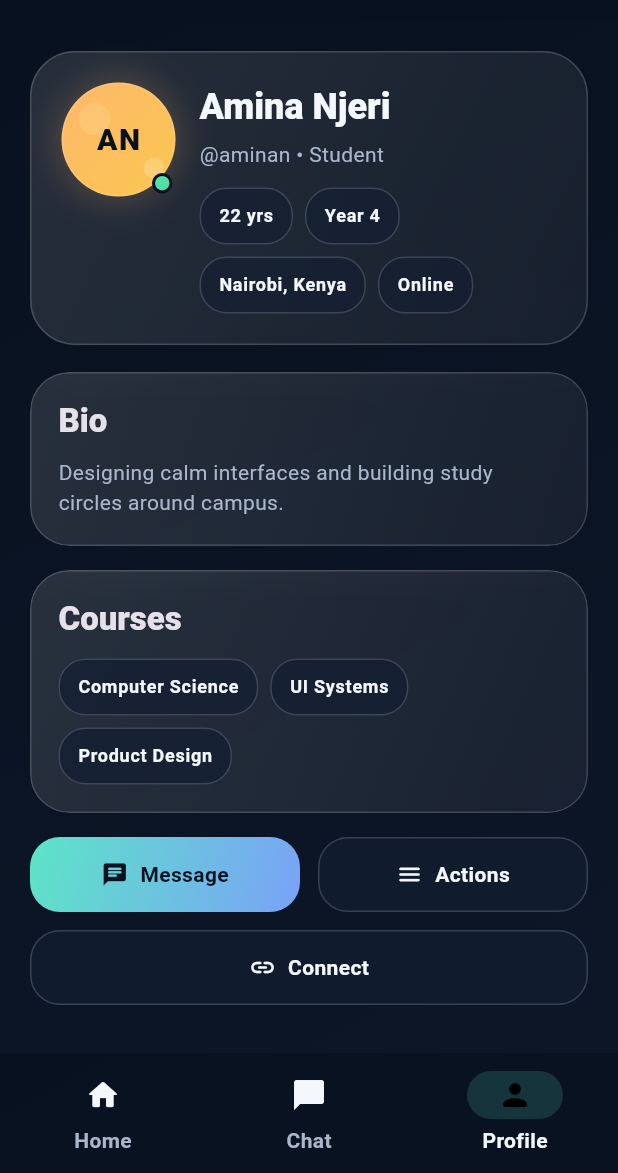
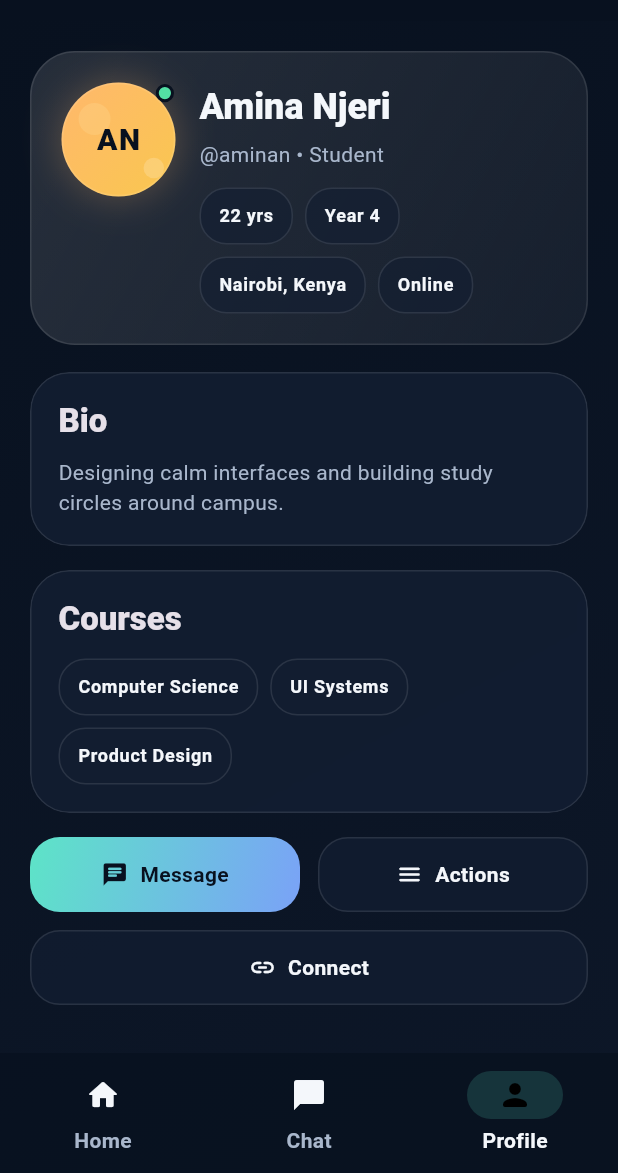
Before and after one commit to gregory656/gracy-cross-platform, a Flutter app: the screen it shows after launch, after a tap on "AN", on a phone screen of 412 x 824 dp, the part 63-1236 px from its top. Run offline on Flutter 3.47's test engine with Material 3 defaults, Android fonts, the phone set to English and light mode, and no system bars; our stand-ins replace flutter_riverpod, go_router.

Commit message:
THEME RECTIFICATION

```diff
--- a/lib/core/constants/app_constants.dart
+++ b/lib/core/constants/app_constants.dart
@@ -8,7 +8,7 @@ class AppConstants {
   static const double cardRadius = 26;
   static const double chipRadius = 18;
   static const double avatarRadius = 24;
-  static const double blurSigma = 18;
+  static const double blurSigma = 10;
 
   static const EdgeInsets screenPadding = EdgeInsets.all(pagePadding);
   static const EdgeInsets cardPadding = EdgeInsets.all(18);
--- a/lib/core/theme/app_colors.dart
+++ b/lib/core/theme/app_colors.dart
@@ -7,7 +7,7 @@ class AppColors {
   static const Color backgroundAlt = Color(0xFF0D1728);
   static const Color surface = Color(0xFF121D31);
   static const Color surfaceElevated = Color(0xFF17253D);
-  static const Color outline = Color(0x2AFFFFFF);
+  static const Color outline = Color(0x1AFFFFFF);
   static const Color textPrimary = Color(0xFFF4F7FB);
   static const Color textSecondary = Color(0xFFA9B7CC);
   static const Color accentCyan = Color(0xFF5DE4C7);
--- a/lib/core/theme/app_theme.dart
+++ b/lib/core/theme/app_theme.dart
@@ -46,18 +46,18 @@ class AppTheme {
       ),
       inputDecorationTheme: InputDecorationTheme(
         filled: true,
-        fillColor: AppColors.surface.withValues(alpha: 0.65),
+        fillColor: AppColors.surface.withValues(alpha: 0.86),
         hintStyle: const TextStyle(color: AppColors.textSecondary),
         border: OutlineInputBorder(
-          borderRadius: BorderRadius.circular(22),
+          borderRadius: BorderRadius.circular(20),
           borderSide: const BorderSide(color: AppColors.outline),
         ),
         enabledBorder: OutlineInputBorder(
-          borderRadius: BorderRadius.circular(22),
+          borderRadius: BorderRadius.circular(20),
           borderSide: const BorderSide(color: AppColors.outline),
         ),
         focusedBorder: OutlineInputBorder(
-          borderRadius: BorderRadius.circular(22),
+          borderRadius: BorderRadius.circular(20),
           borderSide: const BorderSide(color: AppColors.accentCyan),
         ),
       ),
--- a/lib/features/home/presentation/home_screen.dart
+++ b/lib/features/home/presentation/home_screen.dart
@@ -32,6 +32,7 @@ class _HomeScreenState extends ConsumerState<HomeScreen> {
   @override
   Widget build(BuildContext context) {
     final List<UserModel> users = ref.watch(mockUsersProvider);
+    final UserModel headerUser = users.first;
     final List<UserModel> filteredUsers = users.where((UserModel user) {
       final String query = _query.toLowerCase().trim();
       if (query.isEmpty) {
@@ -71,28 +72,31 @@ class _HomeScreenState extends ConsumerState<HomeScreen> {
               child: ListView(
                 padding: AppConstants.screenPadding,
                 children: <Widget>[
-                  const HomeHeader(),
-                  const SizedBox(height: 22),
+                  HomeHeader(user: headerUser),
+                  const SizedBox(height: 18),
                   CustomTextField(
                     controller: _searchController,
-                    hintText: 'Scan QR / Enter Join Code',
+                    hintText: 'Scan QR or enter join code',
                     prefixIcon: Icons.qr_code_scanner_rounded,
+                    height: 48,
                     onChanged: (String value) {
                       setState(() {
                         _query = value;
                       });
                     },
                   ),
-                  const SizedBox(height: 18),
+                  const SizedBox(height: 16),
                   _QuickStats(users.length),
-                  const SizedBox(height: 18),
+                  const SizedBox(height: 16),
                   Row(
                     mainAxisAlignment: MainAxisAlignment.spaceBetween,
                     children: <Widget>[
                       Text(
                         'Recommended Profiles',
                         style: Theme.of(context).textTheme.titleLarge?.copyWith(
+                              fontSize: 17,
                               fontWeight: FontWeight.w800,
+                              letterSpacing: 0.2,
                             ),
                       ),
                       Text(
@@ -187,12 +191,7 @@ class _StatCard extends StatelessWidget {
       padding: const EdgeInsets.all(16),
       decoration: BoxDecoration(
         borderRadius: BorderRadius.circular(24),
-        gradient: LinearGradient(
-          colors: <Color>[
-            accent.withValues(alpha: 0.24),
-            AppColors.surface.withValues(alpha: 0.72),
-          ],
-        ),
+        color: AppColors.surface.withValues(alpha: 0.88),
         border: Border.all(color: AppColors.outline),
       ),
       child: Column(
@@ -210,6 +209,14 @@ class _StatCard extends StatelessWidget {
             style: Theme.of(context).textTheme.labelMedium?.copyWith(
                   color: AppColors.textSecondary,
                 ),
+          ),
+          const SizedBox(height: 12),
+          Container(
+            height: 3,
+            decoration: BoxDecoration(
+              color: accent.withValues(alpha: 0.85),
+              borderRadius: BorderRadius.circular(99),
+            ),
           ),
         ],
       ),
@@ -237,8 +244,8 @@ class _GlowBlob extends StatelessWidget {
         boxShadow: <BoxShadow>[
           BoxShadow(
             color: color,
-            blurRadius: 80,
-            spreadRadius: 20,
+            blurRadius: 36,
+            spreadRadius: 6,
           ),
         ],
       ),
--- a/lib/features/home/widgets/home_header.dart
+++ b/lib/features/home/widgets/home_header.dart
@@ -1,13 +1,24 @@
 import 'package:flutter/material.dart';
 
 import '../../../core/theme/app_colors.dart';
+import '../../../shared/models/user_model.dart';
+import '../../../shared/widgets/user_avatar.dart';
 
 class HomeHeader extends StatelessWidget {
-  const HomeHeader({super.key});
+  const HomeHeader({
+    super.key,
+    required this.user,
+  });
+
+  final UserModel user;
 
   @override
   Widget build(BuildContext context) {
-    return Column(
+    return Row(
+      crossAxisAlignment: CrossAxisAlignment.start,
+      children: <Widget>[
+        Expanded(
+          child: Column(
             crossAxisAlignment: CrossAxisAlignment.start,
             children: <Widget>[
               Text(
@@ -15,9 +26,10 @@ class HomeHeader extends StatelessWidget {
                 style: Theme.of(context).textTheme.headlineLarge?.copyWith(
                       fontSize: 34,
                       fontWeight: FontWeight.w900,
+                      letterSpacing: 2.0,
                     ),
               ),
-        const SizedBox(height: 10),
+              const SizedBox(height: 8),
               Text(
                 'A private academic network for students and alumni.',
                 style: Theme.of(context).textTheme.bodyMedium?.copyWith(
@@ -26,6 +38,30 @@ class HomeHeader extends StatelessWidget {
                     ),
               ),
             ],
+          ),
+        ),
+        const SizedBox(width: 16),
+        Column(
+          crossAxisAlignment: CrossAxisAlignment.end,
+          children: <Widget>[
+            UserAvatar(
+              user: user,
+              size: 48,
+              fontSize: 16,
+              showRing: true,
+            ),
+            const SizedBox(height: 10),
+            Text(
+              user.isOnline ? 'Online now' : 'Away',
+              style: Theme.of(context).textTheme.labelMedium?.copyWith(
+                    color: user.isOnline ? AppColors.success : AppColors.textSecondary,
+                    fontWeight: FontWeight.w700,
+                    letterSpacing: 0.2,
+                  ),
+            ),
+          ],
+        ),
+      ],
     );
   }
 }
--- a/lib/shared/widgets/custom_text_field.dart
+++ b/lib/shared/widgets/custom_text_field.dart
@@ -10,6 +10,7 @@ class CustomTextField extends StatelessWidget {
     this.suffixIcon,
     this.keyboardType,
     this.readOnly = false,
+    this.height = 48,
   });
 
   final String hintText;
@@ -19,10 +20,13 @@ class CustomTextField extends StatelessWidget {
   final Widget? suffixIcon;
   final TextInputType? keyboardType;
   final bool readOnly;
+  final double height;
 
   @override
   Widget build(BuildContext context) {
-    return TextField(
+    return SizedBox(
+      height: height,
+      child: TextField(
         controller: controller,
         onChanged: onChanged,
         keyboardType: keyboardType,
@@ -30,8 +34,17 @@ class CustomTextField extends StatelessWidget {
         style: Theme.of(context).textTheme.bodyMedium,
         decoration: InputDecoration(
           hintText: hintText,
-        prefixIcon: prefixIcon == null ? null : Icon(prefixIcon),
+          isDense: true,
+          contentPadding: const EdgeInsets.symmetric(horizontal: 16, vertical: 12),
+          prefixIcon: prefixIcon == null
+              ? null
+              : Padding(
+                  padding: const EdgeInsetsDirectional.only(start: 16, end: 10),
+                  child: Icon(prefixIcon, size: 20),
+                ),
+          prefixIconConstraints: const BoxConstraints(minWidth: 0, minHeight: 0),
           suffixIcon: suffixIcon,
+        ),
       ),
     );
   }
--- a/lib/shared/widgets/glass_card.dart
+++ b/lib/shared/widgets/glass_card.dart
@@ -4,7 +4,6 @@ import 'package:flutter/material.dart';
 
 import '../../core/constants/app_constants.dart';
 import '../../core/theme/app_colors.dart';
-import '../../core/theme/app_gradients.dart';
 
 class GlassCard extends StatelessWidget {
   const GlassCard({
@@ -39,7 +38,8 @@ class GlassCard extends StatelessWidget {
             onTap: onTap,
             child: Ink(
               decoration: BoxDecoration(
-                gradient: gradient ?? AppGradients.card,
+                color: AppColors.surface.withValues(alpha: 0.88),
+                gradient: gradient,
                 borderRadius: radius,
                 border: Border.all(color: AppColors.outline),
               ),
--- a/lib/shared/widgets/user_avatar.dart
+++ b/lib/shared/widgets/user_avatar.dart
@@ -85,11 +85,11 @@ class UserAvatar extends StatelessWidget {
           ),
         if (showOnlineIndicator)
           Positioned(
-            right: 2,
-            bottom: 2,
+            right: 1,
+            top: 1,
             child: Container(
-              width: size * 0.18,
-              height: size * 0.18,
+              width: size * 0.16,
+              height: size * 0.16,
               decoration: BoxDecoration(
                 color: user.isOnline ? AppColors.success : AppColors.warning,
                 shape: BoxShape.circle,
```
Lines whose indentation alone changed are shown as unchanged.
